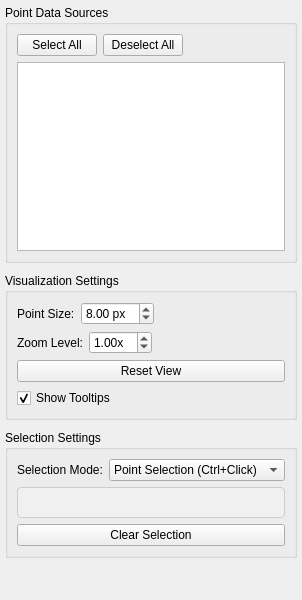
The window that src/WhiskerToolbox/Analysis_Dashboard/Widgets/SpatialOverlayPlotWidget/SpatialOverlayPlotPropertiesWidget.ui (paulmthompson/WhiskerToolbox) describes before a commit, drawn with Qt 5.
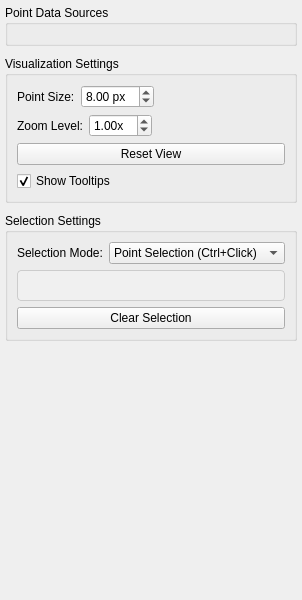
The same window after the commit. Custom widgets are drawn as their Qt base class.

Commit message: use feature table widget for properties

Diff of the .ui file:
```diff
--- a/src/WhiskerToolbox/Analysis_Dashboard/Widgets/SpatialOverlayPlotWidget/SpatialOverlayPlotPropertiesWidget.ui
+++ b/src/WhiskerToolbox/Analysis_Dashboard/Widgets/SpatialOverlayPlotWidget/SpatialOverlayPlotPropertiesWidget.ui
@@ -36,44 +36,7 @@
      </property>
      <layout class="QVBoxLayout" name="sources_layout">
       <item>
-       <layout class="QHBoxLayout" name="selection_buttons_layout">
-        <item>
-         <widget class="QPushButton" name="select_all_button">
-          <property name="text">
-           <string>Select All</string>
-          </property>
-          <property name="maximumWidth">
-           <number>80</number>
-          </property>
-         </widget>
-        </item>
-        <item>
-         <widget class="QPushButton" name="deselect_all_button">
-          <property name="text">
-           <string>Deselect All</string>
-          </property>
-          <property name="maximumWidth">
-           <number>80</number>
-          </property>
-         </widget>
-        </item>
-        <item>
-         <spacer name="horizontalSpacer">
-          <property name="orientation">
-           <enum>Qt::Horizontal</enum>
-          </property>
-          <property name="sizeHint" stdset="0">
-           <size>
-            <width>40</width>
-            <height>20</height>
-           </size>
-          </property>
-         </spacer>
-        </item>
-       </layout>
-      </item>
-      <item>
-       <widget class="QListWidget" name="data_sources_list">
+       <widget class="Feature_Table_Widget" name="feature_table_widget">
         <property name="maximumHeight">
          <number>150</number>
         </property>
@@ -309,6 +272,14 @@
    </item>
   </layout>
  </widget>
- <resources/>
+ <customwidgets>
+  <customwidget>
+   <class>Feature_Table_Widget</class>
+   <extends>QWidget</extends>
+   <header>Feature_Table_Widget/Feature_Table_Widget.hpp</header>
+   <container>1</container>
+  </customwidget>
+ </customwidgets>
+  <resources/>
  <connections/>
 </ui>
```
Left out of the diff: 2 changed lines with no effect on the pictures. The commit also changes 2 other files.
